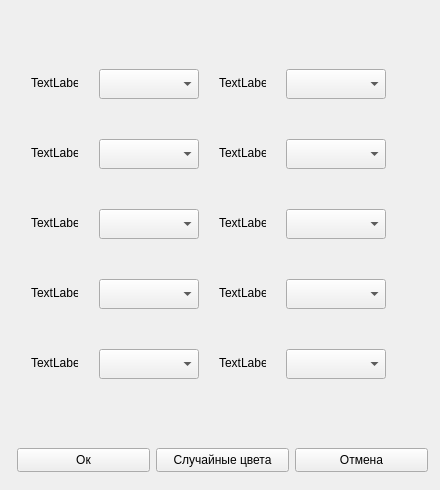
The window that window_colors.ui (dxdate/VEDRA) describes before a commit, drawn with Qt 5.
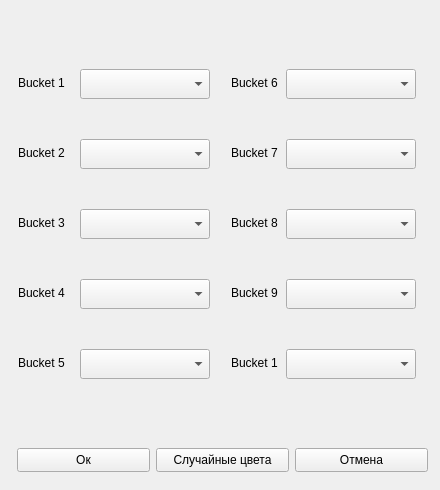
The same window after the commit.

Commit message: change_colors_form update

Patch:
```diff
--- a/window_colors.ui
+++ b/window_colors.ui
@@ -79,14 +79,14 @@
   <widget class="QLabel" name="color_b_1">
    <property name="geometry">
     <rect>
-     <x>31</x>
+     <x>18</x>
      <y>75</y>
      <width>47</width>
      <height>16</height>
     </rect>
    </property>
    <property name="text">
-    <string>TextLabel</string>
+    <string>Bucket 1</string>
    </property>
   </widget>
   <widget class="QComboBox" name="color_box_9">
@@ -94,20 +94,20 @@
     <rect>
      <x>286</x>
      <y>279</y>
-     <width>100</width>
+     <width>130</width>
      <height>30</height>
     </rect>
    </property>
    <property name="styleSheet">
-    <string notr="true">padding: 10px;</string>
+    <string notr="true"/>
    </property>
   </widget>
   <widget class="QComboBox" name="color_box_3">
    <property name="geometry">
     <rect>
-     <x>99</x>
+     <x>80</x>
      <y>209</y>
-     <width>100</width>
+     <width>130</width>
      <height>30</height>
     </rect>
    </property>
@@ -115,9 +115,9 @@
   <widget class="QComboBox" name="color_box_4">
    <property name="geometry">
     <rect>
-     <x>99</x>
+     <x>80</x>
      <y>279</y>
-     <width>100</width>
+     <width>130</width>
      <height>30</height>
     </rect>
    </property>
@@ -125,53 +125,53 @@
   <widget class="QLabel" name="color_b_2">
    <property name="geometry">
     <rect>
-     <x>31</x>
+     <x>18</x>
      <y>145</y>
      <width>47</width>
      <height>16</height>
     </rect>
    </property>
    <property name="text">
-    <string>TextLabel</string>
+    <string>Bucket 2</string>
    </property>
   </widget>
   <widget class="QLabel" name="color_b_5">
    <property name="geometry">
     <rect>
-     <x>31</x>
+     <x>18</x>
      <y>355</y>
      <width>47</width>
      <height>16</height>
     </rect>
    </property>
    <property name="text">
-    <string>TextLabel</string>
+    <string>Bucket 5</string>
    </property>
   </widget>
   <widget class="QLabel" name="color_b_6">
    <property name="geometry">
     <rect>
-     <x>219</x>
+     <x>231</x>
      <y>75</y>
      <width>47</width>
      <height>16</height>
     </rect>
    </property>
    <property name="text">
-    <string>TextLabel</string>
+    <string>Bucket 6</string>
    </property>
   </widget>
   <widget class="QLabel" name="color_b_8">
    <property name="geometry">
     <rect>
-     <x>219</x>
+     <x>231</x>
      <y>215</y>
      <width>47</width>
      <height>16</height>
     </rect>
    </property>
    <property name="text">
-    <string>TextLabel</string>
+    <string>Bucket 8</string>
    </property>
   </widget>
   <widget class="QComboBox" name="color_box_8">
@@ -179,7 +179,7 @@
     <rect>
      <x>286</x>
      <y>209</y>
-     <width>100</width>
+     <width>130</width>
      <height>30</height>
     </rect>
    </property>
@@ -187,9 +187,9 @@
   <widget class="QComboBox" name="color_box_5">
    <property name="geometry">
     <rect>
-     <x>99</x>
+     <x>80</x>
      <y>349</y>
-     <width>100</width>
+     <width>130</width>
      <height>30</height>
     </rect>
    </property>
@@ -199,7 +199,7 @@
     <rect>
      <x>286</x>
      <y>139</y>
-     <width>100</width>
+     <width>130</width>
      <height>30</height>
     </rect>
    </property>
@@ -209,7 +209,7 @@
     <rect>
      <x>286</x>
      <y>69</y>
-     <width>100</width>
+     <width>130</width>
      <height>30</height>
     </rect>
    </property>
@@ -217,53 +217,53 @@
   <widget class="QLabel" name="color_b_10">
    <property name="geometry">
     <rect>
-     <x>219</x>
+     <x>231</x>
      <y>355</y>
      <width>47</width>
      <height>16</height>
     </rect>
    </property>
    <property name="text">
-    <string>TextLabel</string>
+    <string>Bucket 10</string>
    </property>
   </widget>
   <widget class="QLabel" name="color_b_7">
    <property name="geometry">
     <rect>
-     <x>219</x>
+     <x>231</x>
      <y>145</y>
      <width>47</width>
      <height>16</height>
     </rect>
    </property>
    <property name="text">
-    <string>TextLabel</string>
+    <string>Bucket 7</string>
    </property>
   </widget>
   <widget class="QLabel" name="color_b_4">
    <property name="geometry">
     <rect>
-     <x>31</x>
+     <x>18</x>
      <y>285</y>
      <width>47</width>
      <height>16</height>
     </rect>
    </property>
    <property name="text">
-    <string>TextLabel</string>
+    <string>Bucket 4</string>
    </property>
   </widget>
   <widget class="QLabel" name="color_b_9">
    <property name="geometry">
     <rect>
-     <x>219</x>
+     <x>231</x>
      <y>285</y>
      <width>47</width>
      <height>16</height>
     </rect>
    </property>
    <property name="text">
-    <string>TextLabel</string>
+    <string>Bucket 9</string>
    </property>
   </widget>
   <widget class="QComboBox" name="color_box_10">
@@ -271,7 +271,7 @@
     <rect>
      <x>286</x>
      <y>349</y>
-     <width>100</width>
+     <width>130</width>
      <height>30</height>
     </rect>
    </property>
@@ -279,22 +279,22 @@
   <widget class="QLabel" name="color_b_3">
    <property name="geometry">
     <rect>
-     <x>31</x>
+     <x>18</x>
      <y>215</y>
      <width>47</width>
      <height>16</height>
     </rect>
    </property>
    <property name="text">
-    <string>TextLabel</string>
+    <string>Bucket 3</string>
    </property>
   </widget>
   <widget class="QComboBox" name="color_box_2">
    <property name="geometry">
     <rect>
-     <x>99</x>
+     <x>80</x>
      <y>139</y>
-     <width>100</width>
+     <width>130</width>
      <height>30</height>
     </rect>
    </property>
@@ -302,14 +302,14 @@
   <widget class="QComboBox" name="color_box_1">
    <property name="geometry">
     <rect>
-     <x>99</x>
+     <x>80</x>
      <y>69</y>
-     <width>100</width>
+     <width>130</width>
      <height>30</height>
     </rect>
    </property>
    <property name="styleSheet">
-    <string notr="true">padding: 10px;</string>
+    <string notr="true"/>
    </property>
   </widget>
  </widget>
```
The commit also changes 3 other files.
